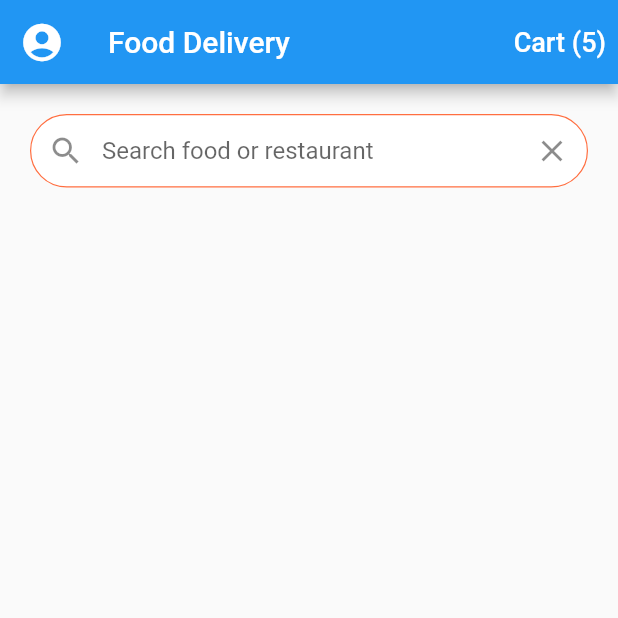
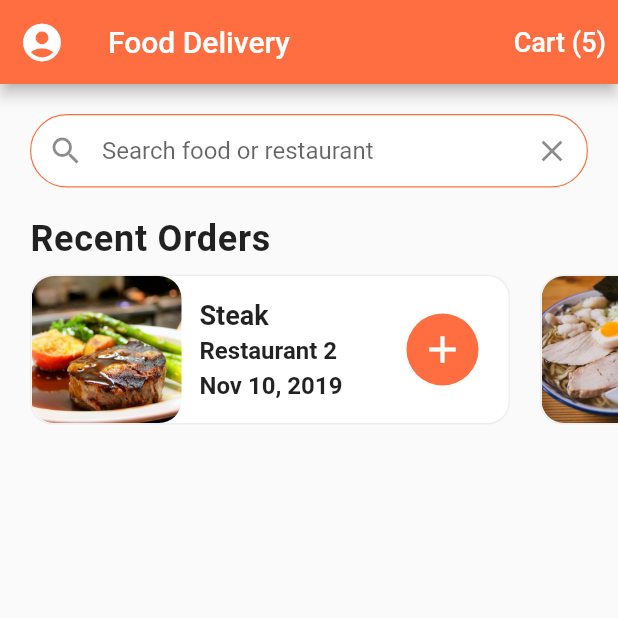
Before and after one commit to miikhaaeel/food-delivery-ui, a Flutter app: the screen it shows after launch, on a phone screen of 412 x 824 dp, the top half of it. Run offline on Flutter 3.47's test engine with Material 2 defaults, Android fonts, the phone set to English and light mode, and no system bars.

Commit message:
recent orders

```diff
--- a/lib/screens/home_screen.dart
+++ b/lib/screens/home_screen.dart
@@ -1,5 +1,6 @@
 import 'package:flutter/material.dart';
 import 'package:food_delivery_ui/data/data.dart';
+import 'package:food_delivery_ui/widgets/recent_orders.dart';
 
 class HomeScreen extends StatelessWidget {
   const HomeScreen({Key? key}) : super(key: key);
@@ -8,7 +9,7 @@
   Widget build(BuildContext context) {
     return Scaffold(
       appBar: AppBar(
-        //   backgroundColor: Colors.deepOrangeAccent,
+        backgroundColor: Theme.of(context).primaryColor,
         leading: IconButton(
           icon: const Icon(Icons.account_circle),
           iconSize: 30.0,
@@ -58,7 +59,8 @@
                 ),
               ),
             ),
-          )
+          ),
+          const RecentOrders(),
         ],
       ),
     );
--- /dev/null
+++ b/lib/widgets/recent_orders.dart
@@ -0,0 +1,130 @@
+import 'package:flutter/material.dart';
+import 'package:food_delivery_ui/data/data.dart';
+import 'package:food_delivery_ui/models/order.dart';
+
+class RecentOrders extends StatelessWidget {
+  const RecentOrders({Key? key}) : super(key: key);
+
+  _buildRecentOrder(BuildContext context, Order order) {
+    return Container(
+      margin: const EdgeInsets.all(10.0),
+      width: 320,
+      decoration: BoxDecoration(
+        color: Colors.white,
+        borderRadius: BorderRadius.circular(15.0),
+        border: Border.all(
+          width: 1.0,
+          color: Colors.grey.shade200,
+        ),
+      ),
+      child: Row(
+        mainAxisAlignment: MainAxisAlignment.spaceBetween,
+        children: [
+          Expanded(
+            child: Row(
+              children: [
+                ClipRRect(
+                  borderRadius: BorderRadius.circular(15.0),
+                  child: Image(
+                    image: AssetImage(order.food.imageUrl),
+                    width: 100,
+                    height: 100,
+                    fit: BoxFit.cover,
+                  ),
+                ),
+                Expanded(
+                  child: Container(
+                    margin: const EdgeInsets.all(12.0),
+                    child: Column(
+                      crossAxisAlignment: CrossAxisAlignment.start,
+                      mainAxisAlignment: MainAxisAlignment.center,
+                      children: [
+                        Text(
+                          order.food.name,
+                          style: const TextStyle(
+                            fontSize: 18.0,
+                            fontWeight: FontWeight.bold,
+                            overflow: TextOverflow.ellipsis,
+                          ),
+                        ),
+                        const SizedBox(
+                          height: 4.0,
+                        ),
+                        Text(
+                          order.restaurant.name,
+                          style: const TextStyle(
+                            fontSize: 16.0,
+                            fontWeight: FontWeight.w600,
+                            overflow: TextOverflow.ellipsis,
+                          ),
+                        ),
+                        const SizedBox(
+                          height: 4.0,
+                        ),
+                        Text(
+                          order.date,
+                          style: const TextStyle(
+                            fontSize: 16.0,
+                            fontWeight: FontWeight.w600,
+                            overflow: TextOverflow.ellipsis,
+                          ),
+                        )
+                      ],
+                    ),
+                  ),
+                ),
+              ],
+            ),
+          ),
+          Container(
+            margin: const EdgeInsets.only(right: 20.0),
+            width: 48.0,
+            decoration: BoxDecoration(
+                color: Theme.of(context).primaryColor,
+                borderRadius: BorderRadius.circular(30.0)),
+            child: IconButton(
+              icon: const Icon(Icons.add),
+              iconSize: 30.0,
+              color: Colors.white,
+              onPressed: () {},
+            ),
+          )
+        ],
+      ),
+    );
+  }
+
+  @override
+  Widget build(BuildContext context) {
+    return Column(
+      crossAxisAlignment: CrossAxisAlignment.start,
+      children: [
+        const Padding(
+          padding: EdgeInsets.symmetric(horizontal: 20),
+          child: Text(
+            'Recent Orders',
+            style: TextStyle(
+              fontSize: 24,
+              fontWeight: FontWeight.w600,
+              letterSpacing: 0.5,
+            ),
+          ),
+        ),
+        SizedBox(
+          height: 120.0,
+          //color: Colors.amberAccent,
+          child: ListView.builder(
+            padding: const EdgeInsets.only(left: 10.0),
+            physics: const BouncingScrollPhysics(),
+            scrollDirection: Axis.horizontal,
+            itemCount: currentUser.orders.length,
+            itemBuilder: (BuildContext context, int index) {
+              Order order = currentUser.orders[index];
+              return _buildRecentOrder(context, order);
+            },
+          ),
+        ),
+      ],
+    );
+  }
+}
```
